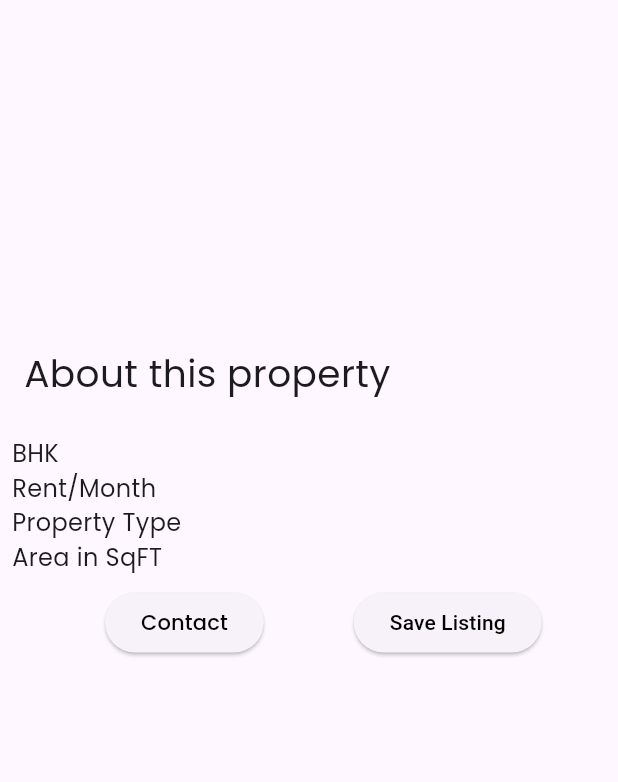
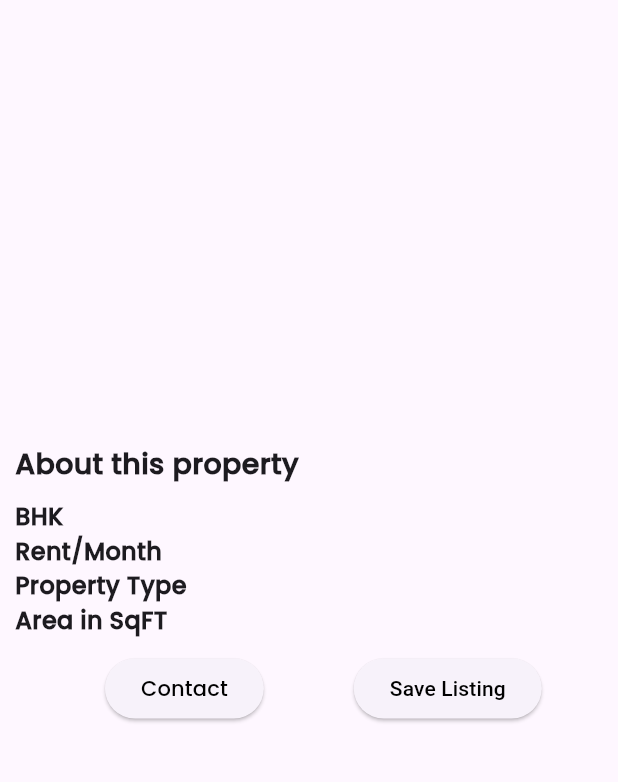
Before and after one commit to adityaaa-31/HomeQuest, a Flutter app: the ListingDetailScreen screen opened directly with empty values, on a phone screen of 412 x 824 dp, the part 84-866 px from its top. Run offline on Flutter 3.47's test engine with Material 3 defaults, Android fonts, the phone set to English and light mode, and no system bars; drawn by our look-alikes of carousel_slider; our stand-ins replace cloud_firestore, firebase_auth, firebase_core, firebase_database, firebase_storage, fluttertoast and 2 more; accounts and stored records are empty; Roboto replaces fonts that are missing (Popppins); project files that could hold a hidden picture were left out.

Commit message:
updated listing details and add listings

```diff
--- a/lib/Pages/HomePages/listingDetails.dart
+++ b/lib/Pages/HomePages/listingDetails.dart
@@ -1,15 +1,29 @@
+import 'package:cloud_firestore/cloud_firestore.dart';
+import 'package:firebase_auth/firebase_auth.dart';
 import 'package:flutter/material.dart';
 import 'package:carousel_slider/carousel_slider.dart';
 
 class ListingDetailScreen extends StatelessWidget {
+  final String bhk;
+  final String type;
+  final String property;
+  final String price;
   final String title;
   final String description;
+  final String area;
+  final String user;
   final List<String> images;
 
   ListingDetailScreen({
     required this.title,
     required this.description,
     required this.images,
+    required this.bhk,
+    required this.price,
+    required this.type,
+    required this.property,
+    required this.area,
+    required this.user,
   });
 
   @override
@@ -41,11 +55,16 @@ class ListingDetailScreen extends StatelessWidget {
               items: images.map((image) {
                 return Builder(
                   builder: (BuildContext context) {
-                    return Hero(
+                    return Container(
+                      decoration: BoxDecoration(
+                        color: Colors.black,
+                      ),
+                      child: Hero(
                         tag: image, // Unique tag for each image
                         child: Image.network(
                           image,
                           fit: BoxFit.cover,
+                        ),
                       ),
                     );
                   },
@@ -57,32 +76,97 @@ class ListingDetailScreen extends StatelessWidget {
             height: 15,
           ),
           Padding(
-            padding: const EdgeInsets.all(16.0),
+            padding: const EdgeInsets.all(10.0),
             child: Text(
-              'About this property',
+              title,
               style: TextStyle(fontSize: 25, fontFamily: 'Poppins'),
             ),
           ),
+          SizedBox(
+            height: 15,
+          ),
           Padding(
-            padding: const EdgeInsets.all(8.0),
-            child: Column(
+            padding: const EdgeInsets.all(10.0),
+            child: Text(
+              'About this property',
+              style: TextStyle(
+                  fontSize: 19,
+                  fontFamily: 'Poppins',
+                  fontWeight: FontWeight.bold),
+            ),
+          ),
+          Padding(
+            padding: const EdgeInsets.only(left: 10.0, bottom: 10),
+            child: Row(
+              children: [
+                Column(
                   crossAxisAlignment: CrossAxisAlignment.start,
                   children: [
                     Text(
                       'BHK',
-                  style: TextStyle(fontSize: 16, fontFamily: 'Poppins'),
+                      style: TextStyle(
+                          fontSize: 16,
+                          fontFamily: 'Poppins',
+                          fontWeight: FontWeight.bold),
                     ),
                     Text(
                       'Rent/Month',
-                  style: TextStyle(fontSize: 16, fontFamily: 'Poppins'),
+                      style: TextStyle(
+                          fontSize: 16,
+                          fontFamily: 'Poppins',
+                          fontWeight: FontWeight.bold),
                     ),
                     Text(
-                  'Property Type',
-                  style: TextStyle(fontSize: 16, fontFamily: 'Poppins'),
+                      'Property Type ',
+                      style: TextStyle(
+                          fontSize: 16,
+                          fontFamily: 'Poppins',
+                          fontWeight: FontWeight.bold),
                     ),
                     Text(
                       'Area in SqFT',
-                  style: TextStyle(fontSize: 16, fontFamily: 'Poppins'),
+                      style: TextStyle(
+                          fontSize: 16,
+                          fontFamily: 'Poppins',
+                          fontWeight: FontWeight.bold),
+                    ),
+                  ],
+                ),
+                SizedBox(
+                  width: 30,
+                ),
+                Column(
+                  crossAxisAlignment: CrossAxisAlignment.start,
+                  children: [
+                    Text(
+                      bhk,
+                      style: TextStyle(
+                          fontSize: 16,
+                          fontFamily: 'Poppins',
+                          fontWeight: FontWeight.normal),
+                    ),
+                    Text(
+                      price,
+                      style: TextStyle(
+                          fontSize: 16,
+                          fontFamily: 'Poppins',
+                          fontWeight: FontWeight.normal),
+                    ),
+                    Text(
+                      type,
+                      style: TextStyle(
+                          fontSize: 16,
+                          fontFamily: 'Poppins',
+                          fontWeight: FontWeight.normal),
+                    ),
+                    Text(
+                      area,
+                      style: TextStyle(
+                          fontSize: 16,
+                          fontFamily: 'Poppins',
+                          fontWeight: FontWeight.normal),
+                    ),
+                  ],
                 ),
               ],
             ),
--- a/lib/main.dart
+++ b/lib/main.dart
@@ -13,9 +13,7 @@ class MyApp extends StatelessWidget {
 
   @override
   Widget build(BuildContext context) {
-
     return MaterialApp(
-
       debugShowCheckedModeBanner: false,
       title: 'Flutter Demo',
       theme: ThemeData(
--- /dev/null
+++ b/lib/models/listing.dart
@@ -0,0 +1,22 @@
+class Listing {
+  final String? bhk;
+  final String? type;
+  final String? property;
+  final String? price;
+  final String? title;
+  final String? description;
+  final String? area;
+  final String? user;
+  final List<String>? images;
+
+  Listing(
+      {required this.bhk,
+      required this.type,
+      required this.property,
+      required this.price,
+      required this.title,
+      required this.description,
+      required this.area,
+      required this.user,
+      required this.images});
+}
```
Also changed, not shown: lib/Pages/AuthPages/customerLogin.dart (deleted, +0 -87 lines), lib/Pages/HomePages/HomePage.dart (+26 -2 lines), lib/Pages/HomePages/addListing.dart (+51 -9 lines), lib/Pages/HomePages/profilepage.dart (+11 -0 lines). Lines whose indentation alone changed are shown as unchanged.
